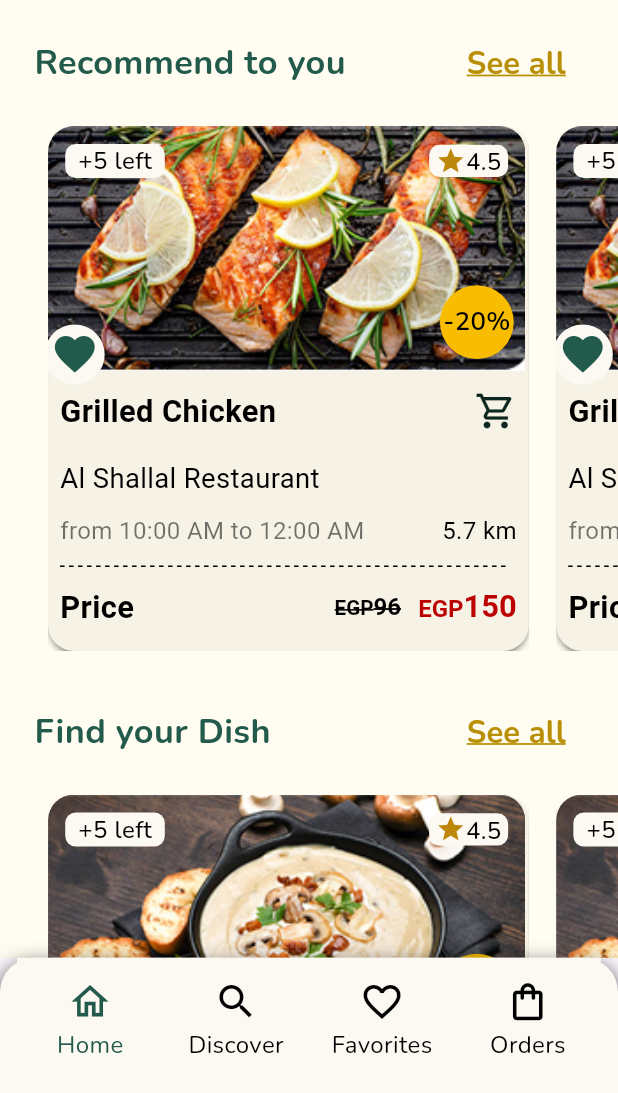
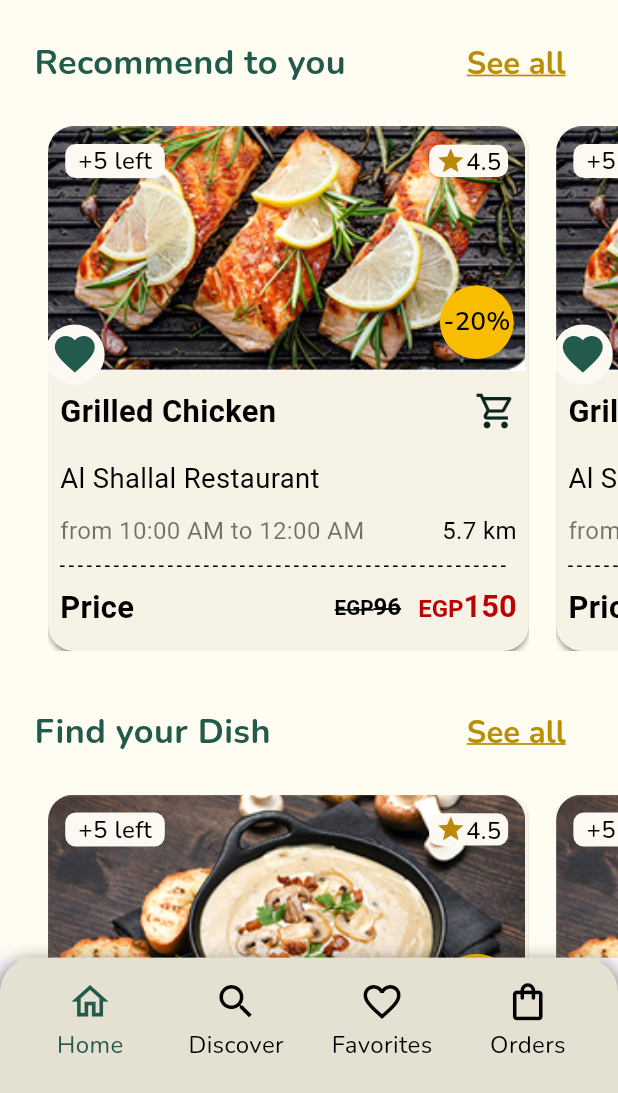
Before and after one commit to Mariamibrahim88/GraceCycle, a Flutter app: the screen it shows after launch, on a phone screen of 412 x 824 dp, the part 143-1236 px from its top. Run offline on Flutter 3.47's test engine with Material 3 defaults, Android fonts, the phone set to English and light mode, and no system bars; drawn by our look-alikes of dotted_line; our stand-ins replace dartz, dio, firebase_auth, firebase_core, flutter_bloc, flutter_otp_text_field and 10 more; accounts and stored records are empty.

Commit message:
chane nav bar color

```diff
--- a/lib/core/widgets/custom_buttom_nav_bar.dart
+++ b/lib/core/widgets/custom_buttom_nav_bar.dart
@@ -38,7 +38,7 @@ class _BottomNavBarState extends State<CustomBottomNavBar> {
       bottomNavigationBar: Container(
         padding: EdgeInsets.symmetric(horizontal: 10.w),
         decoration: BoxDecoration(
-          color: AppColors.grayForSmallContainer,
+          color: AppColors.vendorCard,
           borderRadius: BorderRadius.only(
             topLeft: Radius.circular(20.r),
             topRight: Radius.circular(20.r),
@@ -53,7 +53,7 @@ class _BottomNavBarState extends State<CustomBottomNavBar> {
           ],
         ),
         child: BottomNavigationBar(
-          backgroundColor: AppColors.grayForSmallContainer,
+          backgroundColor: AppColors.vendorCard,
           elevation: 0,
           type: BottomNavigationBarType.fixed,
           showSelectedLabels: false,
```
